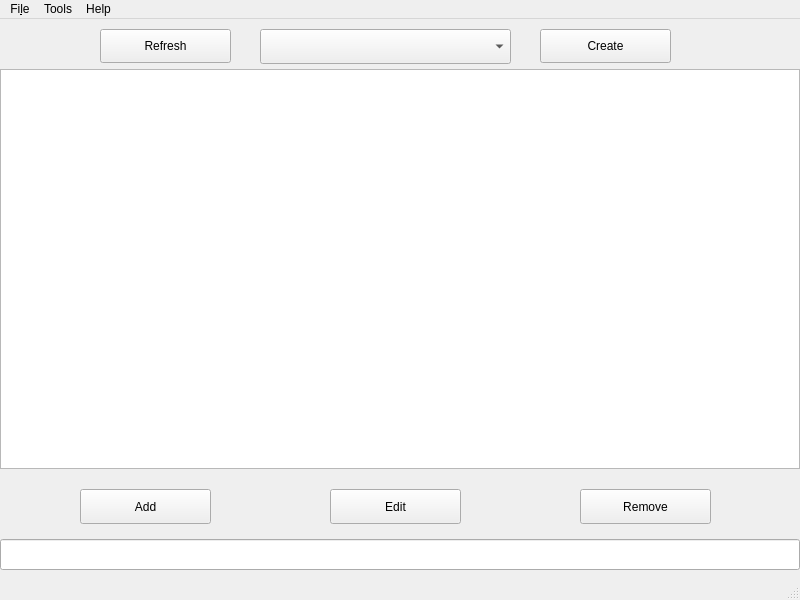
Old version of the form mainwindow.ui in the repository Nobel3D/xsKeyManager.
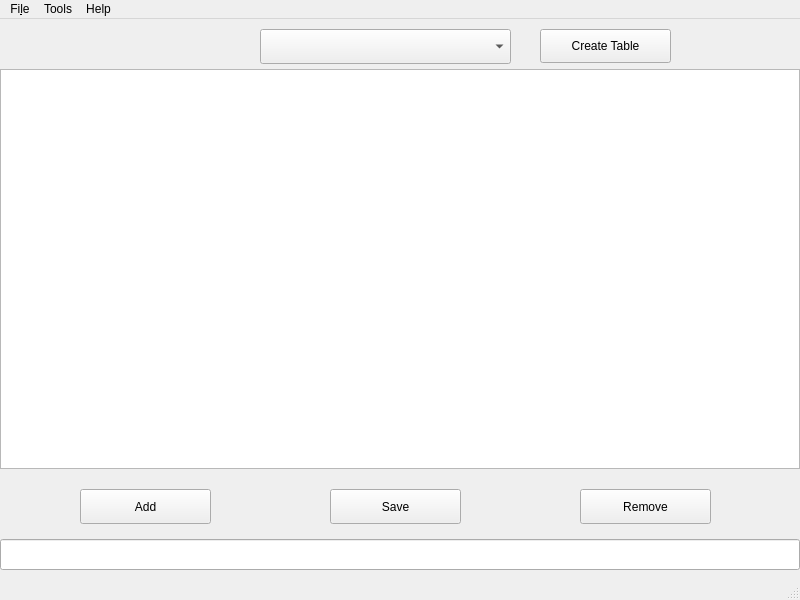
New version of the form.

Commit message:
XSoftware Key Manager 0.1a
-Added buttonAdd clicked signal
-Added buttonRemove clicked signal
-UI improved

```diff
--- a/mainwindow.ui
+++ b/mainwindow.ui
@@ -37,7 +37,7 @@
      </rect>
     </property>
     <property name="text">
-     <string>Edit</string>
+     <string>Save</string>
     </property>
    </widget>
    <widget class="QTableView" name="tableView">
@@ -96,20 +96,7 @@
      </rect>
     </property>
     <property name="text">
-     <string>Create</string>
-    </property>
-   </widget>
-   <widget class="QPushButton" name="buttonRefresh">
-    <property name="geometry">
-     <rect>
-      <x>100</x>
-      <y>10</y>
-      <width>131</width>
-      <height>34</height>
-     </rect>
-    </property>
-    <property name="text">
-     <string>Refresh</string>
+     <string>Create Table</string>
     </property>
    </widget>
   </widget>
```
Left out of the diff: 16 changed lines with no effect on the pictures. The commit also changes 2 other files.
